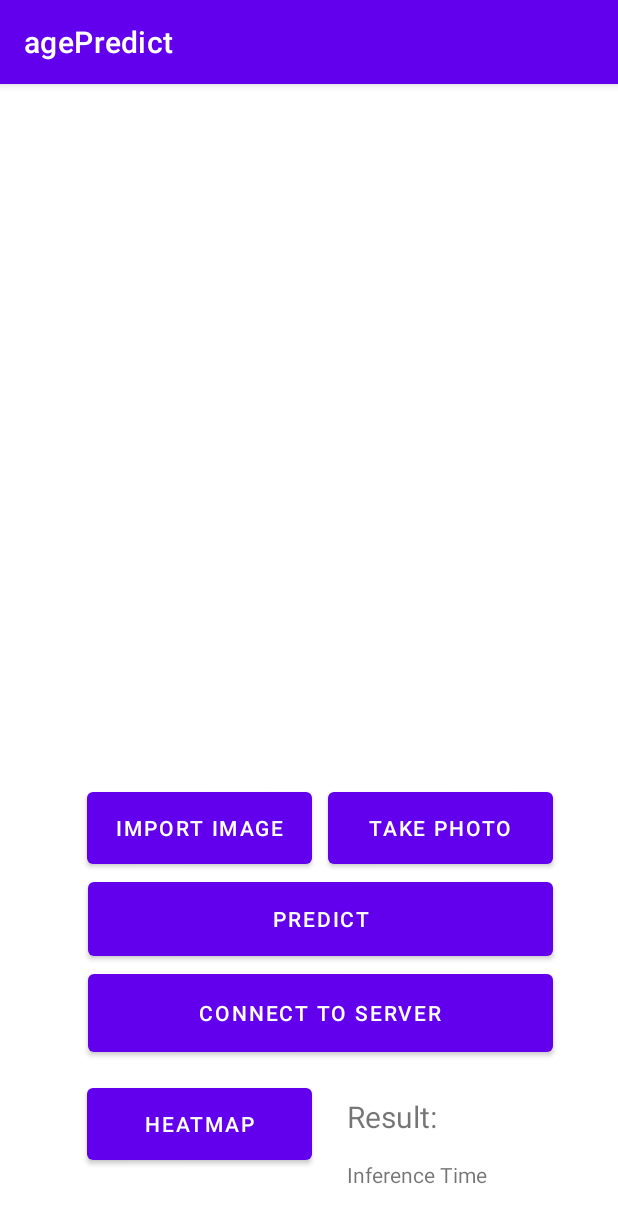
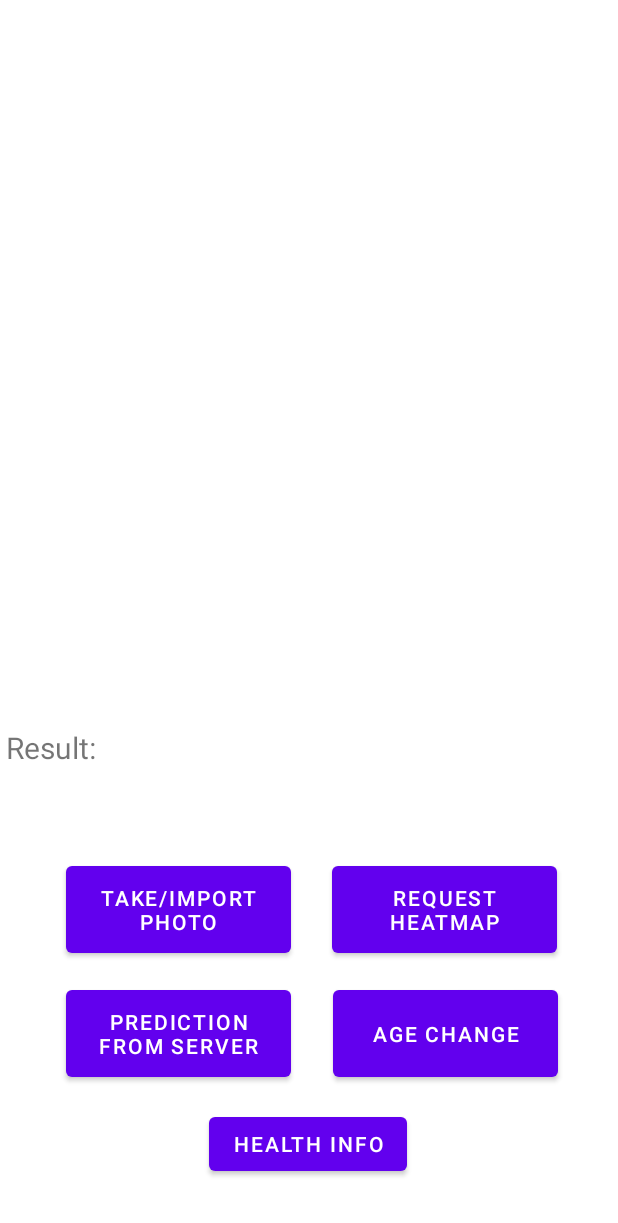
Before and after one commit to JamesHuish/agePredict, an Android app: the screen it shows after launch (MainActivity), on a phone screen of 412 x 824 dp. Shown: the top 1223 px of the screen. Run offline under Robolectric (Android 15) with nearby library versions, the phone set to English and light mode, and no system bars; libraries missing offline, so code that uses them is left out: org.tensorflow.lite.

Commit message:
final app code

```diff
--- a/app/build.gradle
+++ b/app/build.gradle
@@ -25,6 +25,7 @@ android {
 
     buildFeatures {
         mlModelBinding true
+        viewBinding true
     }
 }
 
@@ -37,6 +38,10 @@ dependencies {
     implementation 'org.tensorflow:tensorflow-lite-metadata:0.1.0'
     implementation project(path: ':sdk')
     implementation 'com.squareup.okhttp3:okhttp:3.10.0'
+    implementation 'androidx.lifecycle:lifecycle-livedata-ktx:2.4.1'
+    implementation 'androidx.lifecycle:lifecycle-viewmodel-ktx:2.4.1'
+    implementation 'androidx.navigation:navigation-fragment:2.5.3'
+    implementation 'androidx.navigation:navigation-ui:2.5.3'
     testImplementation 'junit:junit:4.13.2'
     androidTestImplementation 'androidx.test.ext:junit:1.1.3'
     androidTestImplementation 'androidx.test.espresso:espresso-core:3.4.0'
--- a/app/src/main/res/layout/activity_main.xml
+++ b/app/src/main/res/layout/activity_main.xml
@@ -6,54 +6,18 @@
     android:layout_height="match_parent"
     tools:context=".MainActivity">
 
-    <Button
-        android:id="@+id/importButton"
-        android:layout_width="150dp"
-        android:layout_height="60dp"
-        android:text="@string/import_image"
-        app:layout_constraintBottom_toBottomOf="parent"
-        app:layout_constraintEnd_toEndOf="parent"
-        app:layout_constraintHorizontal_bias="0.222"
-        app:layout_constraintStart_toStartOf="parent"
-        app:layout_constraintTop_toTopOf="parent"
-        app:layout_constraintVertical_bias="0.658" />
-
     <ImageView
         android:id="@+id/image_View"
         android:layout_width="411dp"
         android:layout_height="416dp"
+        android:adjustViewBounds="false"
         android:contentDescription="@string/image"
-        android:adjustViewBounds="false"
-        app:layout_constraintBottom_toTopOf="@+id/importButton"
+        app:layout_constraintBottom_toBottomOf="parent"
         app:layout_constraintEnd_toEndOf="parent"
         app:layout_constraintHorizontal_bias="0.0"
         app:layout_constraintStart_toStartOf="parent"
         app:layout_constraintTop_toTopOf="parent"
-        app:layout_constraintVertical_bias="0.246" />
-
-    <Button
-        android:id="@+id/camaraButton"
-        android:layout_width="150dp"
-        android:layout_height="60dp"
-        android:text="@string/take_photo"
-        app:layout_constraintBottom_toBottomOf="parent"
-        app:layout_constraintEnd_toEndOf="parent"
-        app:layout_constraintHorizontal_bias="0.196"
-        app:layout_constraintStart_toEndOf="@+id/importButton"
-        app:layout_constraintTop_toTopOf="parent"
-        app:layout_constraintVertical_bias="0.658" />
-
-    <Button
-        android:id="@+id/predictButton"
-        android:layout_width="310dp"
-        android:layout_height="61dp"
-        android:text="@string/predict"
-        app:layout_constraintBottom_toBottomOf="parent"
-        app:layout_constraintEnd_toEndOf="parent"
-        app:layout_constraintHorizontal_bias="0.574"
-        app:layout_constraintStart_toStartOf="parent"
-        app:layout_constraintTop_toBottomOf="@+id/importButton"
-        app:layout_constraintVertical_bias="0.0" />
+        app:layout_constraintVertical_bias="0.013" />
 
     <TextView
         android:id="@+id/result"
@@ -63,51 +27,66 @@
         android:textSize="20sp"
         app:layout_constraintBottom_toBottomOf="parent"
         app:layout_constraintEnd_toEndOf="parent"
-        app:layout_constraintHorizontal_bias="0.657"
+        app:layout_constraintHorizontal_bias="0.011"
         app:layout_constraintStart_toStartOf="parent"
-        app:layout_constraintTop_toBottomOf="@+id/predictButton"
-        app:layout_constraintVertical_bias="0.568" />
-
-    <TextView
-        android:id="@+id/infTime"
-        android:layout_width="wrap_content"
-        android:layout_height="wrap_content"
-        android:layout_marginTop="15dp"
-        android:text="@string/inference_time"
-        app:layout_constraintBottom_toBottomOf="parent"
-        app:layout_constraintEnd_toEndOf="parent"
-        app:layout_constraintHorizontal_bias="0.725"
-        app:layout_constraintStart_toStartOf="parent"
-        app:layout_constraintTop_toBottomOf="@+id/result"
-        app:layout_constraintVertical_bias="0.0" />
-
-    <Button
-        android:id="@+id/predict"
-        android:layout_width="310dp"
-        android:layout_height="64dp"
-        android:onClick="connectServer"
-        android:text="@string/connect_to_server"
-        app:layout_constraintBottom_toBottomOf="parent"
-        app:layout_constraintEnd_toEndOf="parent"
-        app:layout_constraintHorizontal_bias="0.574"
-        app:layout_constraintStart_toStartOf="parent"
-        app:layout_constraintTop_toBottomOf="@+id/predictButton"
-        app:layout_constraintVertical_bias="0.0" />
+        app:layout_constraintTop_toTopOf="parent"
+        app:layout_constraintVertical_bias="0.608" />
 
     <Button
         android:id="@+id/heatmap"
         android:layout_width="150dp"
-        android:layout_height="60dp"
-        android:layout_marginTop="12dp"
-        android:layout_marginBottom="44dp"
-        android:onClick="requestHeatmap"
+        android:layout_height="70dp"
         android:text="@string/heatmap"
+        app:layout_constraintBottom_toTopOf="@+id/button"
+        app:layout_constraintEnd_toEndOf="parent"
+        app:layout_constraintHorizontal_bias="0.402"
+        app:layout_constraintStart_toEndOf="@+id/importButton"
+        app:layout_constraintTop_toTopOf="parent"
+        app:layout_constraintVertical_bias="0.978" />
+
+    <Button
+        android:id="@+id/importButton"
+        android:layout_width="150dp"
+        android:layout_height="70dp"
+        android:layout_marginStart="44dp"
+        android:text="@string/take_import_photo"
+        app:layout_constraintBottom_toTopOf="@+id/predict"
+        app:layout_constraintStart_toStartOf="parent"
+        app:layout_constraintTop_toTopOf="parent"
+        app:layout_constraintVertical_bias="0.978" />
+
+    <Button
+        android:id="@+id/button"
+        android:layout_width="150dp"
+        android:layout_height="70dp"
+        android:layout_marginEnd="40dp"
+        android:layout_marginBottom="100dp"
+        android:onClick="requestAgeChange"
+        android:text="@string/age_change"
+        app:layout_constraintBottom_toBottomOf="parent"
+        app:layout_constraintEnd_toEndOf="parent" />
+
+    <Button
+        android:id="@+id/predict"
+        android:layout_width="150dp"
+        android:layout_height="70dp"
+        android:layout_marginStart="44dp"
+        android:layout_marginBottom="100dp"
+        android:onClick="connectServer"
+        android:text="@string/connect_to_server"
+        app:layout_constraintBottom_toBottomOf="parent"
+        app:layout_constraintStart_toStartOf="parent" />
+
+    <Button
+        android:id="@+id/healthButton"
+        android:layout_width="wrap_content"
+        android:layout_height="wrap_content"
+        android:text="@string/health_info"
         app:layout_constraintBottom_toBottomOf="parent"
         app:layout_constraintEnd_toEndOf="parent"
-        app:layout_constraintHorizontal_bias="0.222"
+        app:layout_constraintHorizontal_bias="0.498"
         app:layout_constraintStart_toStartOf="parent"
-        app:layout_constraintTop_toBottomOf="@+id/predict"
-        app:layout_constraintVertical_bias="0.416" />
-
+        app:layout_constraintTop_toTopOf="parent"
+        app:layout_constraintVertical_bias="0.952" />
 
 </androidx.constraintlayout.widget.ConstraintLayout>
--- /dev/null
+++ b/app/src/main/res/menu/photo_menu.xml
@@ -0,0 +1,10 @@
+<?xml version="1.0" encoding="utf-8"?>
+<menu xmlns:android="http://schemas.android.com/apk/res/android">
+    <item
+        android:id="@+id/take_photo"
+        android:title= "@string/take_photo"/>
+
+    <item
+        android:id="@+id/import_photo"
+        android:title= "@string/import_image"/>
+</menu>
--- /dev/null
+++ b/app/src/main/res/menu/vis_menu.xml
@@ -0,0 +1,18 @@
+<?xml version="1.0" encoding="utf-8"?>
+<menu xmlns:android="http://schemas.android.com/apk/res/android">
+    <item
+        android:id="@+id/saliency"
+        android:title="@string/saliency_map" />
+
+    <item
+        android:id="@+id/smoothSal"
+        android:title="@string/smooth_saliency_map" />
+
+    <item
+        android:id="@+id/gradcam"
+        android:title="@string/gradcam" />
+
+    <item
+        android:id="@+id/scorecam"
+        android:title="@string/scorecam" />
+</menu>
--- /dev/null
+++ b/app/src/main/res/values/dimens.xml
@@ -0,0 +1,5 @@
+<resources>
+    <!-- Default screen margins, per the Android Design guidelines. -->
+    <dimen name="activity_horizontal_margin">16dp</dimen>
+    <dimen name="activity_vertical_margin">16dp</dimen>
+</resources>
--- a/app/src/main/res/values/strings.xml
+++ b/app/src/main/res/values/strings.xml
@@ -2,14 +2,29 @@
     <string name="app_name">agePredict</string>
     <string name="button">Button</string>
     <string name="image">image</string>
-    <string name="import_image">Import Image</string>
+    <string name="import_image">Import Photo</string>
     <string name="Take_Photo" />
     <string name="take_photo">Take Photo</string>
-    <string name="predict">Predict</string>
+    <string name="predict">Prediction from App</string>
     <string name="result">Result:</string>
     <string name="Inference_Time">Inference Time:</string>
     <string name="inference_time">Inference Time</string>
     <string name="display_heatmap">Display Heatmap</string>
-    <string name="connect_to_server">Connect to Server</string>
-    <string name="heatmap">Heatmap</string>
+    <string name="connect_to_server">Prediction from Server</string>
+    <string name="heatmap">Request Heatmap</string>
+    <string name="age_change">Age Change</string>
+    <string name="scorecam">ScoreCam</string>
+    <string name="gradcam">GradCam</string>
+    <string name="smooth_saliency_map">Smooth Saliency Map</string>
+    <string name="saliency_map">Saliency Map</string>
+    <string name="take_import_photo">Take/Import Photo</string>
+    <string name="home">Home</string>
+    <string name="info">Info</string>
+    <string name="next">next</string>
+    <string name="title_activity_main2">MainActivity2</string>
+    <string name="title_home">Home</string>
+    <string name="title_dashboard">Dashboard</string>
+    <string name="title_notifications">Notifications</string>
+    <string name="health_info">Health Info</string>
+    <string name="close">Close</string>
 </resources>
```
Also changed, not shown: app/src/main/AndroidManifest.xml (+11 -5 lines), app/src/main/java/com/example/agepredict/MainActivity.java (+106 -60 lines), app/src/main/java/com/example/agepredict/infoActivity.java (added, +29 -0 lines), app/src/main/res/drawable/ic_dashboard_black_24dp.xml (added, +9 -0 lines), app/src/main/res/drawable/ic_home_black_24dp.xml (added, +9 -0 lines), app/src/main/res/drawable/ic_notifications_black_24dp.xml (added, +9 -0 lines), app/src/main/res/layout/activity_info.xml (added, +21 -0 lines), app/src/main/res/layout/popup.xml (added, +72 -0 lines).
